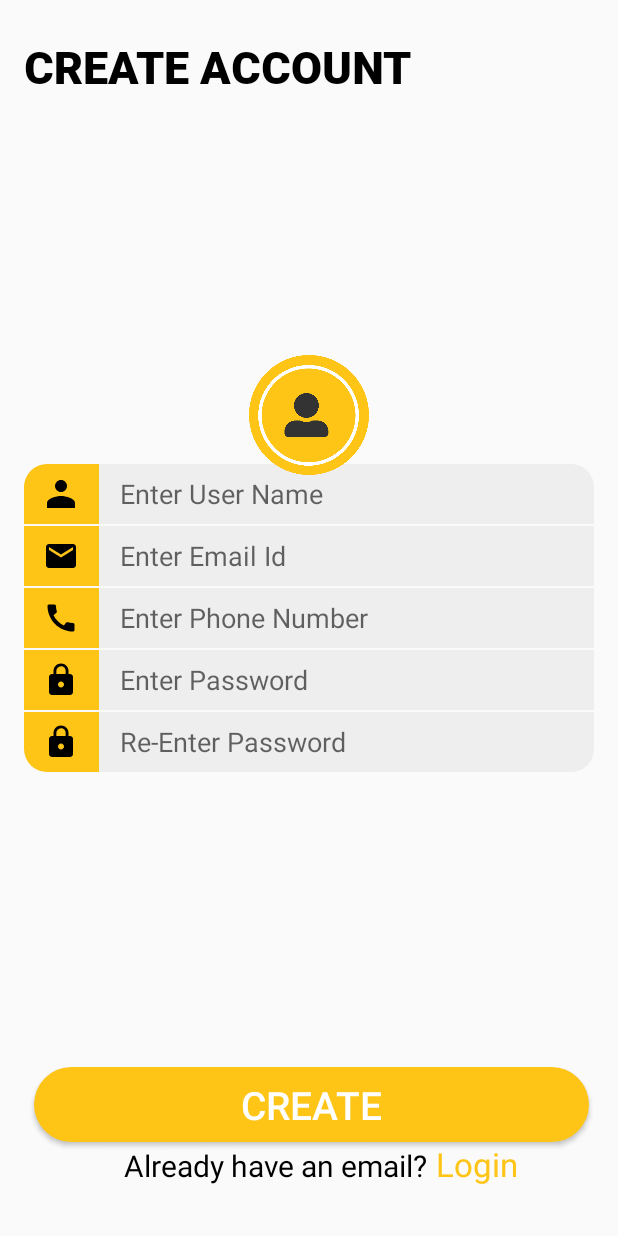
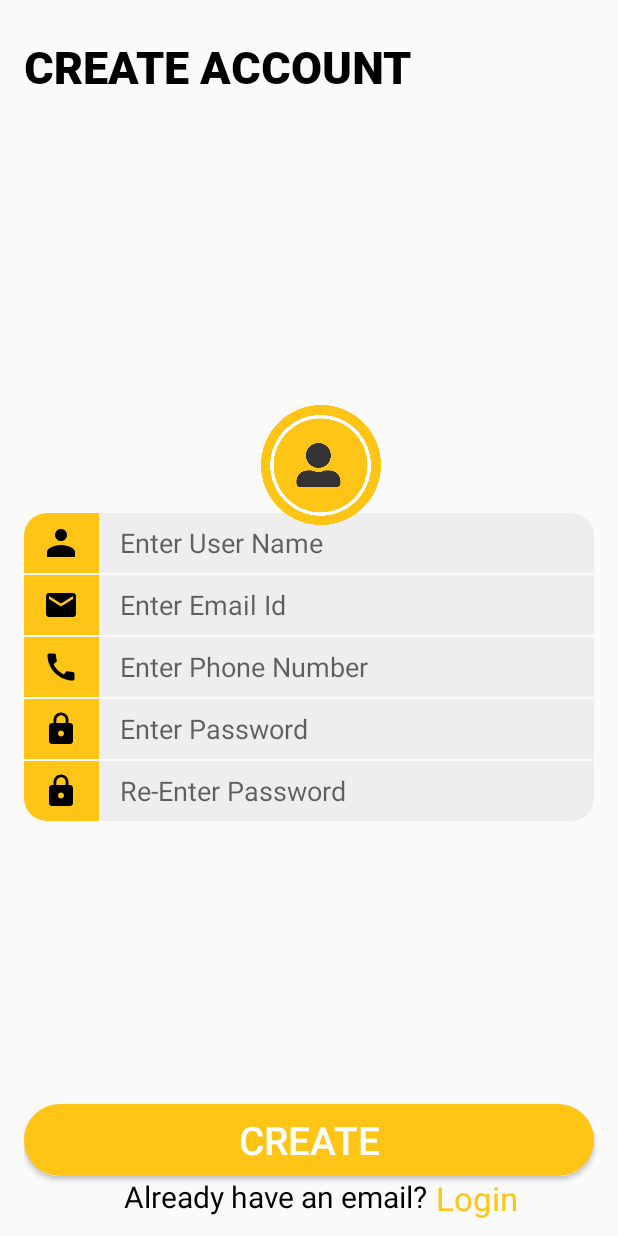
Before and after one commit to arsalanfakhar/K-books, an Android app: the CreateAccountActivity screen opened directly, with no data from a screen before it, on a phone screen of 412 x 824 dp. Run offline under Robolectric (Android 15) with nearby library versions, the phone set to English and light mode, and no system bars.

Commit message:
Converted layout to Constraint

```diff
--- a/app/src/main/java/com/example/arsalan/k_books/CreateAccountActivity.java
+++ b/app/src/main/java/com/example/arsalan/k_books/CreateAccountActivity.java
@@ -28,10 +28,11 @@ public class CreateAccountActivity extends AppCompatActivity {
         logintxt.setOnClickListener(new View.OnClickListener() {
             @Override
             public void onClick(View v) {
-//                Intent intent=new Intent(getApplicationContext(),LoginActivity.class);
-//                startActivity(intent);
+                Intent intent=new Intent(getApplicationContext(),LoginActivity.class);
+                startActivity(intent);
                 finish();
             }
         });
+
     }
 }
--- a/app/src/main/res/layout/activity_create_account.xml
+++ b/app/src/main/res/layout/activity_create_account.xml
@@ -1,291 +1,256 @@
 <?xml version="1.0" encoding="utf-8"?>
-<RelativeLayout xmlns:android="http://schemas.android.com/apk/res/android"
+<android.support.constraint.ConstraintLayout xmlns:android="http://schemas.android.com/apk/res/android"
     xmlns:app="http://schemas.android.com/apk/res-auto"
     xmlns:tools="http://schemas.android.com/tools"
     android:layout_width="match_parent"
     android:layout_height="match_parent"
-    tools:context=".CreateAccountActivity"
     android:layout_marginLeft="16dp"
+    android:layout_marginStart="16dp"
     android:orientation="vertical"
-    android:layout_marginStart="16dp">
+    tools:context=".CreateAccountActivity">
 
     <com.example.arsalan.k_books.FontTextView
+        android:id="@+id/fontTextView"
         android:layout_width="wrap_content"
         android:layout_height="wrap_content"
-        android:paddingTop="24dp"
+        android:layout_marginTop="24dp"
         android:text="@string/create_acc"
-        android:textAllCaps="true"
         android:textColor="#000000"
         android:textSize="30sp"
-        />
-    <!--<TextView-->
-        <!--android:layout_width="wrap_content"-->
-        <!--android:id="@+id/txt_view"-->
-        <!--android:layout_height="wrap_content"-->
-        <!--android:layout_marginTop="24dp"-->
-        <!--android:letterSpacing="0"-->
-        <!--android:text="@string/create_acc"-->
-        <!--android:textAllCaps="true"-->
-        <!--android:textColor="#000000"-->
-        <!--android:textSize="30sp" />-->
+        app:layout_constraintStart_toStartOf="parent"
+        app:layout_constraintTop_toTopOf="parent"
+        app:textAllCaps="true" />
 
-    <LinearLayout
-        android:layout_width="match_parent"
-        android:layout_height="match_parent"
-        android:gravity="center_vertical|center_horizontal"
-        android:orientation="vertical"
-        android:layout_marginRight="16dp"
-        android:layout_marginEnd="16dp">
+    <FrameLayout
+        android:id="@+id/frameLayout"
+        android:layout_width="50dp"
+        android:layout_height="40dp"
+        android:layout_marginBottom="1dp"
+        android:background="@drawable/top_rounded_image"
+        app:layout_constraintBottom_toTopOf="@+id/frameLayout3"
+        app:layout_constraintStart_toStartOf="parent"
+        app:layout_constraintTop_toBottomOf="@+id/fontTextView"
+        app:layout_constraintVertical_chainStyle="packed">
 
-        <RelativeLayout
-            android:layout_width="match_parent"
+        <ImageView
+            android:id="@+id/imageView2"
+            android:layout_width="wrap_content"
             android:layout_height="wrap_content"
-            android:layout_marginBottom="80dp">
-            <LinearLayout
-                android:layout_width="match_parent"
-                android:layout_height="wrap_content"
-                android:orientation="vertical">
-                <RelativeLayout
-                    android:layout_width="80dp"
-                    android:layout_height="80dp"
-                    android:layout_gravity="center_horizontal"
-                    >
-
-                </RelativeLayout>
-
-                <RelativeLayout
-                    android:layout_width="match_parent"
-                    android:layout_height="wrap_content">
-
-
-                    <RelativeLayout
-                        android:layout_width="match_parent"
-                        android:layout_height="wrap_content">
-
-
-                        <LinearLayout
-                            android:layout_width="match_parent"
-                            android:layout_height="wrap_content"
-                            android:orientation="vertical"
-                            android:id="@+id/details_layout">
-                            <LinearLayout
-                                android:layout_width="match_parent"
-                                android:layout_height="wrap_content"
-                                android:orientation="horizontal"
-                                android:layout_marginBottom="1dp"
-                                >
-                                <FrameLayout
-                                    android:layout_width="50dp"
-                                    android:layout_height="match_parent"
-                                    android:background="@drawable/top_rounded_image">
-                                    <ImageView
-                                        android:layout_width="24dp"
-                                        android:layout_height="match_parent"
-                                        android:layout_gravity="center|center_vertical"
-                                        android:src="@drawable/baseline_person_black_18dp"
-                                        />
+            android:layout_gravity="center"
+            app:srcCompat="@drawable/baseline_person_black_18dp" />
     </FrameLayout>
 
     <EditText
-                                    android:layout_width="match_parent"
+        android:id="@+id/editText"
+        style="@style/text_field_style"
+        android:layout_width="0dp"
+        android:layout_height="0dp"
+        android:layout_marginEnd="16dp"
+        android:layout_marginRight="16dp"
+        android:background="@drawable/top_rounded_edit_text"
+        android:ems="10"
         android:hint="Enter User Name"
-                                    style="@style/text_field_style"
-                                    android:background="@drawable/top_rounded_edit_text"/>
-                            </LinearLayout>
-                            <LinearLayout
-                                android:layout_width="match_parent"
-                                android:layout_height="wrap_content"
-                                android:orientation="horizontal"
-                                android:layout_marginBottom="1dp"
-                                >
-                                <FrameLayout
-                                    android:layout_width="50dp"
-                                    android:layout_height="match_parent"
-                                    android:background="@color/color_img">
+        android:inputType="text"
+        app:layout_constraintBottom_toBottomOf="@+id/frameLayout"
+        app:layout_constraintEnd_toEndOf="parent"
+        app:layout_constraintHorizontal_bias="0.0"
+        app:layout_constraintStart_toEndOf="@+id/frameLayout"
+        app:layout_constraintTop_toTopOf="@+id/frameLayout"
+        app:layout_constraintVertical_bias="1.0" />
 
     <ImageView
-                                        android:layout_width="24dp"
-                                        android:layout_height="match_parent"
-                                        android:layout_gravity="center|center_vertical"
-                                        android:src="@drawable/baseline_email_black_18dp"
-                                        />
+        android:id="@+id/imageView4"
+        android:layout_width="80dp"
+        android:layout_height="80dp"
+        android:layout_marginStart="8dp"
+        android:layout_marginLeft="8dp"
+        android:layout_marginEnd="8dp"
+        android:layout_marginRight="8dp"
+        android:layout_marginBottom="32dp"
+        app:layout_constraintBottom_toBottomOf="@+id/editText"
+        app:layout_constraintEnd_toEndOf="parent"
+        app:layout_constraintStart_toStartOf="parent"
+        app:srcCompat="@drawable/asset7" />
+
+    <FrameLayout
+        android:id="@+id/frameLayout3"
+        android:layout_width="50dp"
+        android:layout_height="40dp"
+        android:layout_marginBottom="1dp"
+        android:background="@color/color_img"
+        app:layout_constraintBottom_toTopOf="@+id/frameLayout4"
+        app:layout_constraintStart_toStartOf="parent"
+        app:layout_constraintTop_toBottomOf="@+id/frameLayout">
+
+        <ImageView
+            android:id="@+id/imageView7"
+            android:layout_width="wrap_content"
+            android:layout_height="wrap_content"
+            android:layout_gravity="center"
+            app:srcCompat="@drawable/baseline_email_black_18dp" />
     </FrameLayout>
 
     <EditText
-                                    android:layout_width="match_parent"
+        android:id="@+id/editText3"
+        style="@style/text_field_style"
+        android:layout_width="0dp"
+        android:layout_height="0dp"
+        android:layout_marginEnd="16dp"
+        android:layout_marginRight="16dp"
+        android:background="@color/color_edit_txt"
+        android:ems="10"
         android:hint="Enter Email Id"
-                                    style="@style/text_field_style"
-                                    android:background="@color/color_edit_txt"/>
-                            </LinearLayout>
-                            <LinearLayout
-                                android:layout_width="match_parent"
-                                android:layout_height="wrap_content"
-                                android:orientation="horizontal"
+        android:inputType="text"
+        app:layout_constraintBottom_toBottomOf="@+id/frameLayout3"
+        app:layout_constraintEnd_toEndOf="parent"
+        app:layout_constraintStart_toEndOf="@+id/frameLayout3"
+        app:layout_constraintTop_toTopOf="@+id/frameLayout3" />
+
+    <FrameLayout
+        android:id="@+id/frameLayout4"
+        android:layout_width="50dp"
+        android:layout_height="40dp"
         android:layout_marginBottom="1dp"
-                                >
-                                <FrameLayout
-                                    android:layout_width="50dp"
-                                    android:layout_height="match_parent"
-                                    android:background="@color/color_img">
+        android:background="@color/color_img"
+        app:layout_constraintBottom_toTopOf="@+id/frameLayout5"
+        app:layout_constraintStart_toStartOf="parent"
+        app:layout_constraintTop_toBottomOf="@+id/frameLayout3">
 
         <ImageView
-                                        android:layout_width="24dp"
-                                        android:layout_height="match_parent"
-                                        android:layout_gravity="center|center_vertical"
-                                        android:src="@drawable/baseline_call_black_18dp"
-                                        />
-                                </FrameLayout>
-                                <EditText
-                                    android:layout_width="match_parent"
-                                    android:hint="Enter Phone Number"
-                                    style="@style/text_field_style"
-                                    android:background="@color/color_edit_txt"/>
-                            </LinearLayout>
-
-
-
-
-                            <LinearLayout
-                                android:layout_width="match_parent"
+            android:id="@+id/imageView8"
+            android:layout_width="wrap_content"
             android:layout_height="wrap_content"
-                                android:orientation="horizontal"
-                                android:layout_marginBottom="1dp"
-                                >
-                                <FrameLayout
-                                    android:layout_width="50dp"
-                                    android:layout_height="match_parent"
-                                    android:background="@color/color_img">
-
-                                    <ImageView
-                                        android:layout_width="24dp"
-                                        android:layout_height="match_parent"
-                                        android:layout_gravity="center|center_vertical"
-                                        android:src="@drawable/baseline_lock_black_18dp"
-                                        />
-                                </FrameLayout>
-                                <EditText
-                                    android:layout_width="match_parent"
-                                    android:hint="Enter Password"
-                                    android:background="@color/color_edit_txt"
-                                    style="@style/text_field_style" />
-                            </LinearLayout>
-                            <LinearLayout
-                                android:layout_width="match_parent"
-                                android:layout_height="wrap_content"
-                                android:orientation="horizontal"
-
-                                >
-                                <FrameLayout
-                                    android:layout_width="50dp"
-                                    android:layout_height="match_parent"
-                                    android:background="@drawable/bottom_rounded_image">
-
-                                    <ImageView
-                                        android:layout_width="24dp"
-                                        android:layout_height="match_parent"
-                                        android:layout_gravity="center|center_vertical"
-                                        android:src="@drawable/baseline_lock_black_18dp"
-                                        />
+            android:layout_gravity="center"
+            app:srcCompat="@drawable/baseline_call_black_18dp" />
     </FrameLayout>
 
     <EditText
-                                    android:layout_width="match_parent"
+        android:id="@+id/editText4"
+        style="@style/text_field_style"
+        android:layout_width="0dp"
+        android:layout_height="0dp"
+        android:layout_marginEnd="16dp"
+        android:layout_marginRight="16dp"
+        android:background="@color/color_edit_txt"
+        android:ems="10"
+        android:hint="Enter Phone Number"
+        android:inputType="text"
+        app:layout_constraintBottom_toBottomOf="@+id/frameLayout4"
+        app:layout_constraintEnd_toEndOf="parent"
+        app:layout_constraintStart_toEndOf="@+id/frameLayout4"
+        app:layout_constraintTop_toTopOf="@+id/frameLayout4" />
+
+    <FrameLayout
+        android:id="@+id/frameLayout5"
+        android:layout_width="50dp"
+        android:layout_height="40dp"
+        android:layout_marginBottom="1dp"
+        android:background="@color/color_img"
+        app:layout_constraintBottom_toTopOf="@+id/frameLayout6"
+        app:layout_constraintStart_toStartOf="parent"
+        app:layout_constraintTop_toBottomOf="@+id/frameLayout4">
+
+        <ImageView
+            android:id="@+id/imageView9"
+            android:layout_width="wrap_content"
+            android:layout_height="wrap_content"
+            android:layout_gravity="center"
+            app:srcCompat="@drawable/baseline_lock_black_18dp" />
+
+    </FrameLayout>
+
+    <EditText
+        android:id="@+id/editText5"
+        style="@style/text_field_style"
+        android:layout_width="0dp"
+        android:layout_height="0dp"
+        android:layout_marginEnd="16dp"
+        android:layout_marginRight="16dp"
+        android:background="@color/color_edit_txt"
+        android:ems="10"
+        android:hint="Enter Password"
+        android:inputType="text"
+        app:layout_constraintBottom_toBottomOf="@+id/frameLayout5"
+        app:layout_constraintEnd_toEndOf="parent"
+        app:layout_constraintHorizontal_bias="0.0"
+        app:layout_constraintStart_toEndOf="@+id/frameLayout5"
+        app:layout_constraintTop_toTopOf="@+id/frameLayout5"
+        app:layout_constraintVertical_bias="1.0" />
+
+    <FrameLayout
+        android:id="@+id/frameLayout6"
+        android:layout_width="50dp"
+        android:layout_height="40dp"
+        android:background="@drawable/bottom_rounded_image"
+        app:layout_constraintBottom_toBottomOf="parent"
+        app:layout_constraintStart_toStartOf="parent"
+        app:layout_constraintTop_toBottomOf="@+id/frameLayout5">
+
+        <ImageView
+            android:id="@+id/imageView10"
+            android:layout_width="wrap_content"
+            android:layout_height="wrap_content"
+            android:layout_gravity="center"
+            app:srcCompat="@drawable/baseline_lock_black_18dp" />
+    </FrameLayout>
+
+    <EditText
+        android:id="@+id/editText6"
+        android:layout_width="0dp"
+        android:layout_height="0dp"
+        android:layout_marginEnd="16dp"
+        android:layout_marginRight="16dp"
+        android:background="@drawable/bottom_rounded_edit_text"
+        android:ems="10"
         android:hint="Re-Enter Password"
         style="@style/text_field_style"
-                                    android:background="@drawable/bottom_rounded_edit_text"/>
-                            </LinearLayout>
+        app:layout_constraintBottom_toBottomOf="@+id/frameLayout6"
+        app:layout_constraintEnd_toEndOf="parent"
+        app:layout_constraintHorizontal_bias="1.0"
+        app:layout_constraintStart_toEndOf="@+id/frameLayout6"
+        app:layout_constraintTop_toTopOf="@+id/frameLayout6"
+        app:layout_constraintVertical_bias="0.0" />
 
-
-
-
-
-                        </LinearLayout>
-
-
-
-                    </RelativeLayout>
-
-
-                </RelativeLayout>
-            </LinearLayout>
-
-            <LinearLayout
-                android:layout_width="wrap_content"
+    <Button
+        android:id="@+id/button"
+        android:layout_width="0dp"
         android:layout_height="wrap_content"
-                android:layout_centerHorizontal="true"
-                android:paddingTop="7dp">
-                <FrameLayout
-                android:layout_width="wrap_content"
-                android:layout_height="wrap_content">
-                <ImageView
-                android:layout_width="80dp"
-                android:layout_height="80dp"
-                android:src="@drawable/asset7"
-                />
-                </FrameLayout>
-
-            </LinearLayout>
-
-        </RelativeLayout>
-
-
-
-
-
-
-
-
-
-
-
-
-    </LinearLayout>
-
-
-    <LinearLayout
-        android:layout_width="match_parent"
-        android:layout_height="wrap_content"
-        android:orientation="vertical"
-        android:layout_alignParentBottom="true"
-        android:layout_marginBottom="33dp">
-        <Button
-            android:layout_width="match_parent"
-            android:layout_marginLeft="10dp"
+        android:layout_marginEnd="16dp"
         android:layout_marginRight="16dp"
-            android:layout_height="50dp"
-            android:layout_gravity="center"
-            android:text="Create"
-            android:textAllCaps="true"
+        android:layout_marginBottom="40dp"
+        android:background="@drawable/rounded_btn"
+        android:text="CREATE"
         android:textColor="#FFFFFF"
         android:textSize="26sp"
-            android:background="@drawable/rounded_btn" />
-
-
-        <LinearLayout
-            android:layout_width="wrap_content"
-            android:layout_height="wrap_content"
-            android:orientation="horizontal"
-            android:layout_gravity="center">
+        app:layout_constraintBottom_toBottomOf="parent"
+        app:layout_constraintEnd_toEndOf="parent"
+        app:layout_constraintHorizontal_bias="0.0"
+        app:layout_constraintStart_toStartOf="parent" />
 
     <TextView
+        android:id="@+id/textView5"
         android:layout_width="wrap_content"
         android:layout_height="wrap_content"
         android:text="@string/have_email"
+        android:textColor="#000000"
         android:textSize="20sp"
-                android:textColor="#000000"
-                />
+        app:layout_constraintEnd_toStartOf="@+id/login_txt"
+        app:layout_constraintHorizontal_chainStyle="packed"
+        app:layout_constraintStart_toStartOf="parent"
+        app:layout_constraintTop_toBottomOf="@+id/button" />
+
     <TextView
+        android:id="@+id/login_txt"
         android:layout_width="wrap_content"
         android:layout_height="wrap_content"
+        android:layout_marginStart="5dp"
         android:layout_marginLeft="5dp"
         android:text="@string/login"
         android:textColor="@color/color_img"
         android:textSize="22sp"
-                android:linksClickable="true"
-                android:id="@+id/login_txt"/>
-        </LinearLayout>
+        app:layout_constraintEnd_toEndOf="parent"
+        app:layout_constraintHorizontal_bias="0.5"
+        app:layout_constraintStart_toEndOf="@+id/textView5"
+        app:layout_constraintTop_toBottomOf="@+id/button" />
 
-    </LinearLayout>
-
-
-</RelativeLayout>
+</android.support.constraint.ConstraintLayout>
```
Also changed, not shown: app/src/main/res/layout/activity_splash_screen.xml (+23 -9 lines), app/src/main/res/layout/login_activity.xml (+160 -113 lines). Lines whose indentation alone changed are shown as unchanged.
